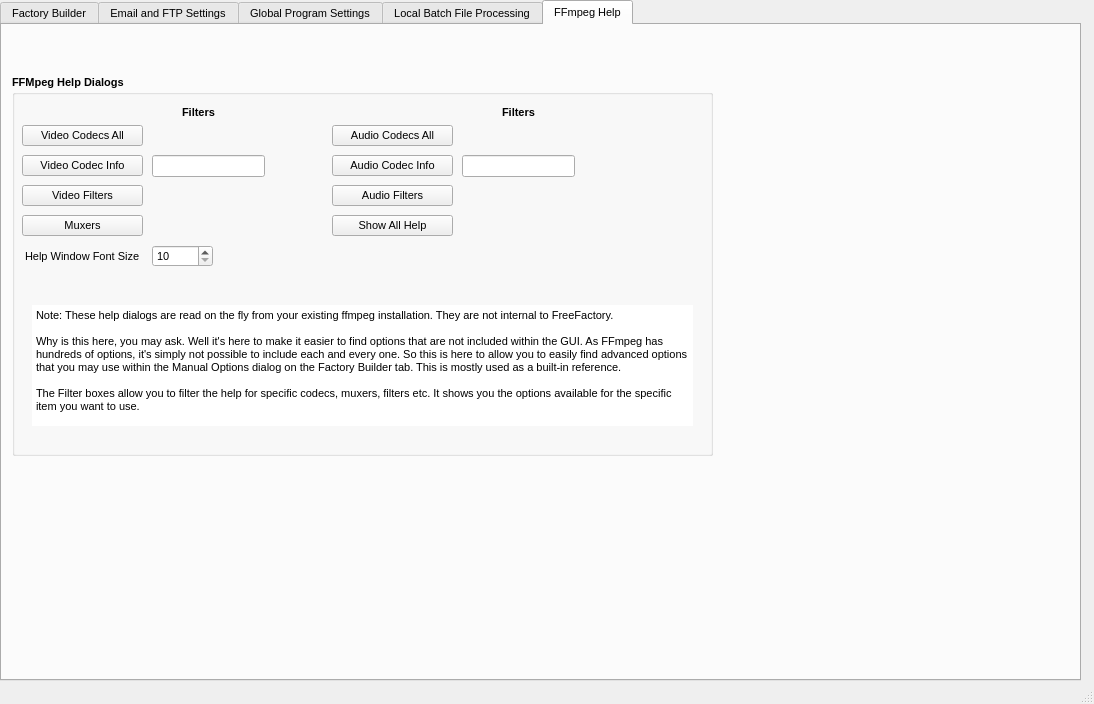
The window that bin/FreeFactory-tabs.ui (lacojim/FreeFactoryQT) describes before a commit, drawn with Qt 5.
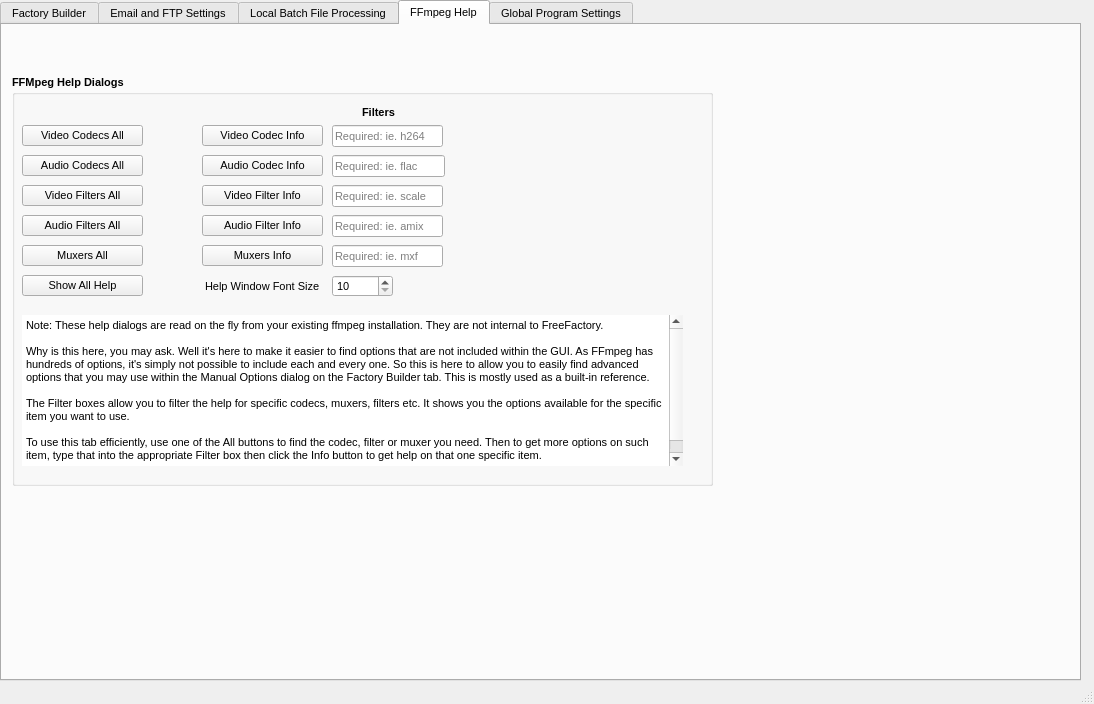
The same window after the commit. The open tabs and pages were chosen to show the change. Icons and pictures are not drawn. Custom widgets are drawn as their Qt base class.

The edit to the form file:
```diff
--- a/bin/FreeFactory-tabs.ui
+++ b/bin/FreeFactory-tabs.ui
@@ -3885,6 +3885,640 @@
        <pixmap>../Pics/FreeFactoryProgramLogo.png</pixmap>
       </property>
      </widget>
+     <widget class="QLabel" name="label_10">
+      <property name="geometry">
+       <rect>
+        <x>10</x>
+        <y>550</y>
+        <width>421</width>
+        <height>41</height>
+       </rect>
+      </property>
+      <property name="font">
+       <font>
+        <pointsize>12</pointsize>
+        <bold>true</bold>
+       </font>
+      </property>
+      <property name="text">
+       <string>These options are very likely to disappear soon!
+Kept for compatibility for now (read only).</string>
+      </property>
+     </widget>
+    </widget>
+    <widget class="QWidget" name="tabConversionQueue">
+     <attribute name="title">
+      <string>Local Batch File Processing</string>
+     </attribute>
+     <widget class="QFrame" name="frame_2">
+      <property name="geometry">
+       <rect>
+        <x>10</x>
+        <y>70</y>
+        <width>1021</width>
+        <height>421</height>
+       </rect>
+      </property>
+      <property name="frameShape">
+       <enum>QFrame::Shape::StyledPanel</enum>
+      </property>
+      <property name="frameShadow">
+       <enum>QFrame::Shadow::Raised</enum>
+      </property>
+      <widget class="QTableWidget" name="conversionQueueTable">
+       <property name="geometry">
+        <rect>
+         <x>120</x>
+         <y>30</y>
+         <width>891</width>
+         <height>341</height>
+        </rect>
+       </property>
+       <property name="columnCount">
+        <number>3</number>
+       </property>
+       <column/>
+       <column/>
+       <column/>
+      </widget>
+      <widget class="QProgressBar" name="conversionProgressBar">
+       <property name="geometry">
+        <rect>
+         <x>120</x>
+         <y>380</y>
+         <width>891</width>
+         <height>23</height>
+        </rect>
+       </property>
+       <property name="value">
+        <number>0</number>
+       </property>
+      </widget>
+      <widget class="QPushButton" name="startQueueButton">
+       <property name="geometry">
+        <rect>
+         <x>10</x>
+         <y>30</y>
+         <width>101</width>
+         <height>23</height>
+        </rect>
+       </property>
+       <property name="text">
+        <string>Start Queue</string>
+       </property>
+      </widget>
+      <widget class="QPushButton" name="pauseQueueButton">
+       <property name="geometry">
+        <rect>
+         <x>10</x>
+         <y>60</y>
+         <width>101</width>
+         <height>23</height>
+        </rect>
+       </property>
+       <property name="text">
+        <string>Pause Queue</string>
+       </property>
+      </widget>
+      <widget class="QPushButton" name="removeFromQueueButton">
+       <property name="geometry">
+        <rect>
+         <x>10</x>
+         <y>90</y>
+         <width>101</width>
+         <height>23</height>
+        </rect>
+       </property>
+       <property name="text">
+        <string>Remove Selected</string>
+       </property>
+      </widget>
+      <widget class="QPushButton" name="clearQueueButton">
+       <property name="geometry">
+        <rect>
+         <x>10</x>
+         <y>120</y>
+         <width>101</width>
+         <height>23</height>
+        </rect>
+       </property>
+       <property name="text">
+        <string>Clear Queue</string>
+       </property>
+      </widget>
+      <widget class="QLabel" name="l_queueProgressBar">
+       <property name="geometry">
+        <rect>
+         <x>50</x>
+         <y>384</y>
+         <width>62</width>
+         <height>16</height>
+        </rect>
+       </property>
+       <property name="font">
+        <font>
+         <pointsize>8</pointsize>
+         <bold>true</bold>
+        </font>
+       </property>
+       <property name="text">
+        <string>Progress</string>
+       </property>
+      </widget>
+     </widget>
+     <widget class="DropTextEdit" name="queueDropZone">
+      <property name="geometry">
+       <rect>
+        <x>10</x>
+        <y>500</y>
+        <width>1021</width>
+        <height>101</height>
+       </rect>
+      </property>
+      <property name="toolTip">
+       <string>Drop Media Files Here for Direct Conversion
+or Factory Testing</string>
+      </property>
+      <property name="plainText">
+       <string/>
+      </property>
+      <property name="placeholderText">
+       <string>Drop Media Files Here</string>
+      </property>
+     </widget>
+     <widget class="QLabel" name="label_4">
+      <property name="geometry">
+       <rect>
+        <x>10</x>
+        <y>4</y>
+        <width>141</width>
+        <height>41</height>
+       </rect>
+      </property>
+      <property name="text">
+       <string/>
+      </property>
+      <property name="pixmap">
+       <pixmap>../Pics/FreeFactoryProgramLogo.png</pixmap>
+      </property>
+     </widget>
+     <widget class="QLabel" name="queueSummaryLabel">
+      <property name="geometry">
+       <rect>
+        <x>10</x>
+        <y>50</y>
+        <width>891</width>
+        <height>16</height>
+       </rect>
+      </property>
+      <property name="font">
+       <font>
+        <pointsize>8</pointsize>
+        <bold>true</bold>
+       </font>
+      </property>
+      <property name="text">
+       <string>FreeFactory File Queue</string>
+      </property>
+     </widget>
+    </widget>
+    <widget class="QWidget" name="tab_3">
+     <attribute name="title">
+      <string>FFmpeg Help</string>
+     </attribute>
+     <widget class="QGroupBox" name="groupBox_3">
+      <property name="geometry">
+       <rect>
+        <x>10</x>
+        <y>50</y>
+        <width>701</width>
+        <height>411</height>
+       </rect>
+      </property>
+      <property name="font">
+       <font>
+        <pointsize>8</pointsize>
+        <bold>true</bold>
+       </font>
+      </property>
+      <property name="title">
+       <string>FFMpeg Help Dialogs</string>
+      </property>
+      <widget class="QPushButton" name="helpVCodecsAll">
+       <property name="geometry">
+        <rect>
+         <x>10</x>
+         <y>50</y>
+         <width>121</width>
+         <height>21</height>
+        </rect>
+       </property>
+       <property name="font">
+        <font>
+         <pointsize>8</pointsize>
+         <bold>false</bold>
+        </font>
+       </property>
+       <property name="text">
+        <string>Video Codecs All</string>
+       </property>
+      </widget>
+      <widget class="QPushButton" name="helpACodecsAll">
+       <property name="geometry">
+        <rect>
+         <x>10</x>
+         <y>80</y>
+         <width>121</width>
+         <height>21</height>
+        </rect>
+       </property>
+       <property name="font">
+        <font>
+         <pointsize>8</pointsize>
+         <bold>false</bold>
+        </font>
+       </property>
+       <property name="text">
+        <string>Audio Codecs All</string>
+       </property>
+      </widget>
+      <widget class="QPushButton" name="helpMuxersFiltered">
+       <property name="geometry">
+        <rect>
+         <x>190</x>
+         <y>170</y>
+         <width>121</width>
+         <height>21</height>
+        </rect>
+       </property>
+       <property name="font">
+        <font>
+         <pointsize>8</pointsize>
+         <bold>false</bold>
+        </font>
+       </property>
+       <property name="text">
+        <string>Muxers Info</string>
+       </property>
+      </widget>
+      <widget class="QPushButton" name="helpAFiltersFiltered">
+       <property name="geometry">
+        <rect>
+         <x>190</x>
+         <y>140</y>
+         <width>121</width>
+         <height>21</height>
+        </rect>
+       </property>
+       <property name="font">
+        <font>
+         <pointsize>8</pointsize>
+         <bold>false</bold>
+        </font>
+       </property>
+       <property name="text">
+        <string>Audio Filter Info</string>
+       </property>
+      </widget>
+      <widget class="QPushButton" name="helpAllHelp">
+       <property name="geometry">
+        <rect>
+         <x>10</x>
+         <y>200</y>
+         <width>121</width>
+         <height>21</height>
+        </rect>
+       </property>
+       <property name="font">
+        <font>
+         <pointsize>8</pointsize>
+         <bold>false</bold>
+        </font>
+       </property>
+       <property name="text">
+        <string>Show All Help</string>
+       </property>
+      </widget>
+      <widget class="QPushButton" name="helpVFiltersFiltered">
+       <property name="geometry">
+        <rect>
+         <x>190</x>
+         <y>110</y>
+         <width>121</width>
+         <height>21</height>
+        </rect>
+       </property>
+       <property name="font">
+        <font>
+         <pointsize>8</pointsize>
+         <bold>false</bold>
+        </font>
+       </property>
+       <property name="text">
+        <string>Video Filter Info</string>
+       </property>
+      </widget>
+      <widget class="QLabel" name="label_9">
+       <property name="geometry">
+        <rect>
+         <x>350</x>
+         <y>30</y>
+         <width>57</width>
+         <height>14</height>
+        </rect>
+       </property>
+       <property name="text">
+        <string>Filters</string>
+       </property>
+      </widget>
+      <widget class="QPushButton" name="helpACodecsFiltered">
+       <property name="geometry">
+        <rect>
+         <x>190</x>
+         <y>80</y>
+         <width>121</width>
+         <height>21</height>
+        </rect>
+       </property>
+       <property name="font">
+        <font>
+         <pointsize>8</pointsize>
+         <bold>false</bold>
+        </font>
+       </property>
+       <property name="text">
+        <string>Audio Codec Info</string>
+       </property>
+      </widget>
+      <widget class="QPushButton" name="helpVCodecsFiltered">
+       <property name="geometry">
+        <rect>
+         <x>190</x>
+         <y>50</y>
+         <width>121</width>
+         <height>21</height>
+        </rect>
+       </property>
+       <property name="font">
+        <font>
+         <pointsize>8</pointsize>
+         <bold>false</bold>
+        </font>
+       </property>
+       <property name="text">
+        <string>Video Codec Info</string>
+       </property>
+      </widget>
+      <widget class="QLineEdit" name="helpACodecsFilter">
+       <property name="geometry">
+        <rect>
+         <x>320</x>
+         <y>80</y>
+         <width>113</width>
+         <height>22</height>
+        </rect>
+       </property>
+       <property name="font">
+        <font>
+         <pointsize>8</pointsize>
+         <bold>false</bold>
+        </font>
+       </property>
+       <property name="placeholderText">
+        <string>Required: ie. flac</string>
+       </property>
+      </widget>
+      <widget class="QLineEdit" name="helpVCodecsFilter">
+       <property name="geometry">
+        <rect>
+         <x>320</x>
+         <y>50</y>
+         <width>111</width>
+         <height>22</height>
+        </rect>
+       </property>
+       <property name="font">
+        <font>
+         <pointsize>8</pointsize>
+         <bold>false</bold>
+        </font>
+       </property>
+       <property name="placeholderText">
+        <string>Required: ie. h264</string>
+       </property>
+      </widget>
+      <widget class="QLineEdit" name="helpVFiltersFilter">
+       <property name="geometry">
+        <rect>
+         <x>320</x>
+         <y>110</y>
+         <width>111</width>
+         <height>22</height>
+        </rect>
+       </property>
+       <property name="font">
+        <font>
+         <pointsize>8</pointsize>
+         <bold>false</bold>
+        </font>
+       </property>
+       <property name="placeholderText">
+        <string>Required: ie. scale</string>
+       </property>
+      </widget>
+      <widget class="QLineEdit" name="helpAFiltersFilter">
+       <property name="geometry">
+        <rect>
+         <x>320</x>
+         <y>140</y>
+         <width>111</width>
+         <height>22</height>
+        </rect>
+       </property>
+       <property name="font">
+        <font>
+         <pointsize>8</pointsize>
+         <bold>false</bold>
+        </font>
+       </property>
+       <property name="placeholderText">
+        <string>Required: ie. amix</string>
+       </property>
+      </widget>
+      <widget class="QLineEdit" name="helpMuxersFilter">
+       <property name="geometry">
+        <rect>
+         <x>320</x>
+         <y>170</y>
+         <width>111</width>
+         <height>22</height>
+        </rect>
+       </property>
+       <property name="font">
+        <font>
+         <pointsize>8</pointsize>
+         <bold>false</bold>
+        </font>
+       </property>
+       <property name="placeholderText">
+        <string>Required: ie. mxf</string>
+       </property>
+      </widget>
+      <widget class="QPushButton" name="helpAFiltersAll">
+       <property name="geometry">
+        <rect>
+         <x>10</x>
+         <y>140</y>
+         <width>121</width>
+         <height>21</height>
+        </rect>
+       </property>
+       <property name="font">
+        <font>
+         <pointsize>8</pointsize>
+         <bold>false</bold>
+        </font>
+       </property>
+       <property name="text">
+        <string>Audio Filters All</string>
+       </property>
+      </widget>
+      <widget class="QPushButton" name="helpVFiltersAll">
+       <property name="geometry">
+        <rect>
+         <x>10</x>
+         <y>110</y>
+         <width>121</width>
+         <height>21</height>
+        </rect>
+       </property>
+       <property name="font">
+        <font>
+         <pointsize>8</pointsize>
+         <bold>false</bold>
+        </font>
+       </property>
+       <property name="text">
+        <string>Video Filters All</string>
+       </property>
+      </widget>
+      <widget class="QPushButton" name="helpMuxersAll">
+       <property name="geometry">
+        <rect>
+         <x>10</x>
+         <y>170</y>
+         <width>121</width>
+         <height>21</height>
+        </rect>
+       </property>
+       <property name="font">
+        <font>
+         <pointsize>8</pointsize>
+         <bold>false</bold>
+        </font>
+       </property>
+       <property name="text">
+        <string>Muxers All</string>
+       </property>
+      </widget>
+      <widget class="QPlainTextEdit" name="plainTextEdit">
+       <property name="geometry">
+        <rect>
+         <x>10</x>
+         <y>240</y>
+         <width>661</width>
+         <height>151</height>
+        </rect>
+       </property>
+       <property name="font">
+        <font>
+         <pointsize>8</pointsize>
+         <bold>false</bold>
+        </font>
+       </property>
+       <property name="frameShape">
+        <enum>QFrame::Shape::NoFrame</enum>
+       </property>
+       <property name="documentTitle">
+        <string/>
+       </property>
+       <property name="undoRedoEnabled">
+        <bool>false</bool>
+       </property>
+       <property name="readOnly">
+        <bool>true</bool>
+       </property>
+       <property name="plainText">
+        <string>Note: These help dialogs are read on the fly from your existing ffmpeg installation. They are not internal to FreeFactory.
+
+Why is this here, you may ask. Well it's here to make it easier to find options that are not included within the GUI. As FFmpeg has hundreds of options, it's simply not possible to include each and every one. So this is here to allow you to easily find advanced options that you may use within the Manual Options dialog on the Factory Builder tab. This is mostly used as a built-in reference.
+
+The Filter boxes allow you to filter the help for specific codecs, muxers, filters etc. It shows you the options available for the specific item you want to use.
+
+To use this tab efficiently, use one of the All buttons to find the codec, filter or muxer you need. Then to get more options on such item, type that into the appropriate Filter box then click the Info button to get help on that one specific item.</string>
+       </property>
+       <property name="backgroundVisible">
+        <bool>false</bool>
+       </property>
+      </widget>
+      <widget class="QSpinBox" name="spinBox">
+       <property name="geometry">
+        <rect>
+         <x>320</x>
+         <y>200</y>
+         <width>61</width>
+         <height>22</height>
+        </rect>
+       </property>
+       <property name="font">
+        <font>
+         <pointsize>8</pointsize>
+         <bold>false</bold>
+        </font>
+       </property>
+       <property name="minimum">
+        <number>10</number>
+       </property>
+       <property name="maximum">
+        <number>18</number>
+       </property>
+      </widget>
+      <widget class="QLabel" name="label_7">
+       <property name="geometry">
+        <rect>
+         <x>193</x>
+         <y>203</y>
+         <width>121</width>
+         <height>16</height>
+        </rect>
+       </property>
+       <property name="font">
+        <font>
+         <pointsize>8</pointsize>
+         <bold>false</bold>
+        </font>
+       </property>
+       <property name="text">
+        <string>Help Window Font Size</string>
+       </property>
+      </widget>
+     </widget>
+     <widget class="QLabel" name="label_3">
+      <property name="geometry">
+       <rect>
+        <x>10</x>
+        <y>4</y>
+        <width>141</width>
+        <height>41</height>
+       </rect>
+      </property>
+      <property name="text">
+       <string/>
+      </property>
+      <property name="pixmap">
+       <pixmap>../Pics/FreeFactoryProgramLogo.png</pixmap>
+      </property>
+     </widget>
     </widget>
     <widget class="QWidget" name="tab_2">
      <attribute name="title">
@@ -5034,511 +5668,6 @@
       </property>
      </widget>
     </widget>
-    <widget class="QWidget" name="tabConversionQueue">
-     <attribute name="title">
-      <string>Local Batch File Processing</string>
-     </attribute>
-     <widget class="QFrame" name="frame_2">
-      <property name="geometry">
-       <rect>
-        <x>10</x>
-        <y>70</y>
-        <width>1021</width>
-        <height>421</height>
-       </rect>
-      </property>
-      <property name="frameShape">
-       <enum>QFrame::Shape::StyledPanel</enum>
-      </property>
-      <property name="frameShadow">
-       <enum>QFrame::Shadow::Raised</enum>
-      </property>
-      <widget class="QTableWidget" name="conversionQueueTable">
-       <property name="geometry">
-        <rect>
-         <x>120</x>
-         <y>30</y>
-         <width>891</width>
-         <height>341</height>
-        </rect>
-       </property>
-       <property name="columnCount">
-        <number>3</number>
-       </property>
-       <column/>
-       <column/>
-       <column/>
-      </widget>
-      <widget class="QProgressBar" name="conversionProgressBar">
-       <property name="geometry">
-        <rect>
-         <x>120</x>
-         <y>380</y>
-         <width>891</width>
-         <height>23</height>
-        </rect>
-       </property>
-       <property name="value">
-        <number>0</number>
-       </property>
-      </widget>
-      <widget class="QPushButton" name="startQueueButton">
-       <property name="geometry">
-        <rect>
-         <x>10</x>
-         <y>30</y>
-         <width>101</width>
-         <height>23</height>
-        </rect>
-       </property>
-       <property name="text">
-        <string>Start Queue</string>
-       </property>
-      </widget>
-      <widget class="QPushButton" name="pauseQueueButton">
-       <property name="geometry">
-        <rect>
-         <x>10</x>
-         <y>60</y>
-         <width>101</width>
-         <height>23</height>
-        </rect>
-       </property>
-       <property name="text">
-        <string>Pause Queue</string>
-       </property>
-      </widget>
-      <widget class="QPushButton" name="removeFromQueueButton">
-       <property name="geometry">
-        <rect>
-         <x>10</x>
-         <y>90</y>
-         <width>101</width>
-         <height>23</height>
-        </rect>
-       </property>
-       <property name="text">
-        <string>Remove Selected</string>
-       </property>
-      </widget>
-      <widget class="QPushButton" name="clearQueueButton">
-       <property name="geometry">
-        <rect>
-         <x>10</x>
-         <y>120</y>
-         <width>101</width>
-         <height>23</height>
-        </rect>
-       </property>
-       <property name="text">
-        <string>Clear Queue</string>
-       </property>
-      </widget>
-      <widget class="QLabel" name="l_queueProgressBar">
-       <property name="geometry">
-        <rect>
-         <x>50</x>
-         <y>384</y>
-         <width>62</width>
-         <height>16</height>
-        </rect>
-       </property>
-       <property name="font">
-        <font>
-         <pointsize>8</pointsize>
-         <bold>true</bold>
-        </font>
-       </property>
-       <property name="text">
-        <string>Progress</string>
-       </property>
-      </widget>
-     </widget>
-     <widget class="DropTextEdit" name="queueDropZone">
-      <property name="geometry">
-       <rect>
-        <x>10</x>
-        <y>500</y>
-        <width>1021</width>
-        <height>101</height>
-       </rect>
-      </property>
-      <property name="toolTip">
-       <string>Drop Media Files Here for Direct Conversion
-or Factory Testing</string>
-      </property>
-      <property name="plainText">
-       <string/>
-      </property>
-      <property name="placeholderText">
-       <string>Drop Media Files Here</string>
-      </property>
-     </widget>
-     <widget class="QLabel" name="label_4">
-      <property name="geometry">
-       <rect>
-        <x>10</x>
-        <y>4</y>
-        <width>141</width>
-        <height>41</height>
-       </rect>
-      </property>
-      <property name="text">
-       <string/>
-      </property>
-      <property name="pixmap">
-       <pixmap>../Pics/FreeFactoryProgramLogo.png</pixmap>
-      </property>
-     </widget>
-     <widget class="QLabel" name="queueSummaryLabel">
-      <property name="geometry">
-       <rect>
-        <x>10</x>
-        <y>50</y>
-        <width>891</width>
-        <height>16</height>
-       </rect>
-      </property>
-      <property name="font">
-       <font>
-        <pointsize>8</pointsize>
-        <bold>true</bold>
-       </font>
-      </property>
-      <property name="text">
-       <string>FreeFactory File Queue</string>
-      </property>
-     </widget>
-    </widget>
-    <widget class="QWidget" name="tab_3">
-     <attribute name="title">
-      <string>FFmpeg Help</string>
-     </attribute>
-     <widget class="QGroupBox" name="groupBox_3">
-      <property name="geometry">
-       <rect>
-        <x>10</x>
-        <y>50</y>
-        <width>701</width>
-        <height>381</height>
-       </rect>
-      </property>
-      <property name="font">
-       <font>
-        <pointsize>8</pointsize>
-        <bold>true</bold>
-       </font>
-      </property>
-      <property name="title">
-       <string>FFMpeg Help Dialogs</string>
-      </property>
-      <widget class="QPushButton" name="helpVCodecsAll">
-       <property name="geometry">
-        <rect>
-         <x>10</x>
-         <y>50</y>
-         <width>121</width>
-         <height>21</height>
-        </rect>
-       </property>
-       <property name="font">
-        <font>
-         <pointsize>8</pointsize>
-         <bold>false</bold>
-        </font>
-       </property>
-       <property name="text">
-        <string>Video Codecs All</string>
-       </property>
-      </widget>
-      <widget class="QPushButton" name="helpACodecsAll">
-       <property name="geometry">
-        <rect>
-         <x>320</x>
-         <y>50</y>
-         <width>121</width>
-         <height>21</height>
-        </rect>
-       </property>
-       <property name="font">
-        <font>
-         <pointsize>8</pointsize>
-         <bold>false</bold>
-        </font>
-       </property>
-       <property name="text">
-        <string>Audio Codecs All</string>
-       </property>
-      </widget>
-      <widget class="QPushButton" name="helpMuxers">
-       <property name="geometry">
-        <rect>
-         <x>10</x>
-         <y>140</y>
-         <width>121</width>
-         <height>21</height>
-        </rect>
-       </property>
-       <property name="font">
-        <font>
-         <pointsize>8</pointsize>
-         <bold>false</bold>
-        </font>
-       </property>
-       <property name="text">
-        <string>Muxers</string>
-       </property>
-      </widget>
-      <widget class="QPushButton" name="helpAFilters">
-       <property name="geometry">
-        <rect>
-         <x>320</x>
-         <y>110</y>
-         <width>121</width>
-         <height>21</height>
-        </rect>
-       </property>
-       <property name="font">
-        <font>
-         <pointsize>8</pointsize>
-         <bold>false</bold>
-        </font>
-       </property>
-       <property name="text">
-        <string>Audio Filters</string>
-       </property>
-      </widget>
-      <widget class="QPushButton" name="helpAllHelp">
-       <property name="geometry">
-        <rect>
-         <x>320</x>
-         <y>140</y>
-         <width>121</width>
-         <height>21</height>
-        </rect>
-       </property>
-       <property name="font">
-        <font>
-         <pointsize>8</pointsize>
-         <bold>false</bold>
-        </font>
-       </property>
-       <property name="text">
-        <string>Show All Help</string>
-       </property>
-      </widget>
-      <widget class="QPushButton" name="helpVFilters">
-       <property name="geometry">
-        <rect>
-         <x>10</x>
-         <y>110</y>
-         <width>121</width>
-         <height>21</height>
-        </rect>
-       </property>
-       <property name="font">
-        <font>
-         <pointsize>8</pointsize>
-         <bold>false</bold>
-        </font>
-       </property>
-       <property name="text">
-        <string>Video Filters</string>
-       </property>
-      </widget>
-      <widget class="QLabel" name="label_8">
-       <property name="geometry">
-        <rect>
-         <x>170</x>
-         <y>30</y>
-         <width>57</width>
-         <height>14</height>
-        </rect>
-       </property>
-       <property name="text">
-        <string>Filters</string>
-       </property>
-      </widget>
-      <widget class="QLabel" name="label_9">
-       <property name="geometry">
-        <rect>
-         <x>490</x>
-         <y>30</y>
-         <width>57</width>
-         <height>14</height>
-        </rect>
-       </property>
-       <property name="text">
-        <string>Filters</string>
-       </property>
-      </widget>
-      <widget class="QPushButton" name="helpACodecsFiltered">
-       <property name="geometry">
-        <rect>
-         <x>320</x>
-         <y>80</y>
-         <width>121</width>
-         <height>21</height>
-        </rect>
-       </property>
-       <property name="font">
-        <font>
-         <pointsize>8</pointsize>
-         <bold>false</bold>
-        </font>
-       </property>
-       <property name="text">
-        <string>Audio Codec Info</string>
-       </property>
-      </widget>
-      <widget class="QPushButton" name="helpVCodecsFiltered">
-       <property name="geometry">
-        <rect>
-         <x>10</x>
-         <y>80</y>
-         <width>121</width>
-         <height>21</height>
-        </rect>
-       </property>
-       <property name="font">
-        <font>
-         <pointsize>8</pointsize>
-         <bold>false</bold>
-        </font>
-       </property>
-       <property name="text">
-        <string>Video Codec Info</string>
-       </property>
-      </widget>
-      <widget class="QLineEdit" name="helpACodecsFilter">
-       <property name="geometry">
-        <rect>
-         <x>450</x>
-         <y>80</y>
-         <width>113</width>
-         <height>22</height>
-        </rect>
-       </property>
-       <property name="font">
-        <font>
-         <pointsize>8</pointsize>
-         <bold>false</bold>
-        </font>
-       </property>
-      </widget>
-      <widget class="QLineEdit" name="helpVCodecsFilter">
-       <property name="geometry">
-        <rect>
-         <x>140</x>
-         <y>80</y>
-         <width>113</width>
-         <height>22</height>
-        </rect>
-       </property>
-       <property name="font">
-        <font>
-         <pointsize>8</pointsize>
-         <bold>false</bold>
-        </font>
-       </property>
-      </widget>
-      <widget class="QPlainTextEdit" name="plainTextEdit">
-       <property name="geometry">
-        <rect>
-         <x>20</x>
-         <y>230</y>
-         <width>661</width>
-         <height>121</height>
-        </rect>
-       </property>
-       <property name="font">
-        <font>
-         <pointsize>8</pointsize>
-         <bold>false</bold>
-        </font>
-       </property>
-       <property name="frameShape">
-        <enum>QFrame::Shape::NoFrame</enum>
-       </property>
-       <property name="documentTitle">
-        <string/>
-       </property>
-       <property name="undoRedoEnabled">
-        <bool>false</bool>
-       </property>
-       <property name="readOnly">
-        <bool>true</bool>
-       </property>
-       <property name="plainText">
-        <string>Note: These help dialogs are read on the fly from your existing ffmpeg installation. They are not internal to FreeFactory.
-
-Why is this here, you may ask. Well it's here to make it easier to find options that are not included within the GUI. As FFmpeg has hundreds of options, it's simply not possible to include each and every one. So this is here to allow you to easily find advanced options that you may use within the Manual Options dialog on the Factory Builder tab. This is mostly used as a built-in reference.
-
-The Filter boxes allow you to filter the help for specific codecs, muxers, filters etc. It shows you the options available for the specific item you want to use.</string>
-       </property>
-       <property name="backgroundVisible">
-        <bool>false</bool>
-       </property>
-      </widget>
-      <widget class="QSpinBox" name="spinBox">
-       <property name="geometry">
-        <rect>
-         <x>140</x>
-         <y>170</y>
-         <width>61</width>
-         <height>22</height>
-        </rect>
-       </property>
-       <property name="font">
-        <font>
-         <pointsize>8</pointsize>
-         <bold>false</bold>
-        </font>
-       </property>
-       <property name="minimum">
-        <number>10</number>
-       </property>
-       <property name="maximum">
-        <number>18</number>
-       </property>
-      </widget>
-      <widget class="QLabel" name="label_7">
-       <property name="geometry">
-        <rect>
-         <x>13</x>
-         <y>173</y>
-         <width>121</width>
-         <height>16</height>
-        </rect>
-       </property>
-       <property name="font">
-        <font>
-         <pointsize>8</pointsize>
-         <bold>false</bold>
-        </font>
-       </property>
-       <property name="text">
-        <string>Help Window Font Size</string>
-       </property>
-      </widget>
-     </widget>
-     <widget class="QLabel" name="label_3">
-      <property name="geometry">
-       <rect>
-        <x>10</x>
-        <y>4</y>
-        <width>141</width>
-        <height>41</height>
-       </rect>
-      </property>
-      <property name="text">
-       <string/>
-      </property>
-      <property name="pixmap">
-       <pixmap>../Pics/FreeFactoryProgramLogo.png</pixmap>
-      </property>
-     </widget>
-    </widget>
    </widget>
   </widget>
   <widget class="QStatusBar" name="statusbar"/>
```
Left out of the diff: 11 changed lines with no effect on the pictures.
